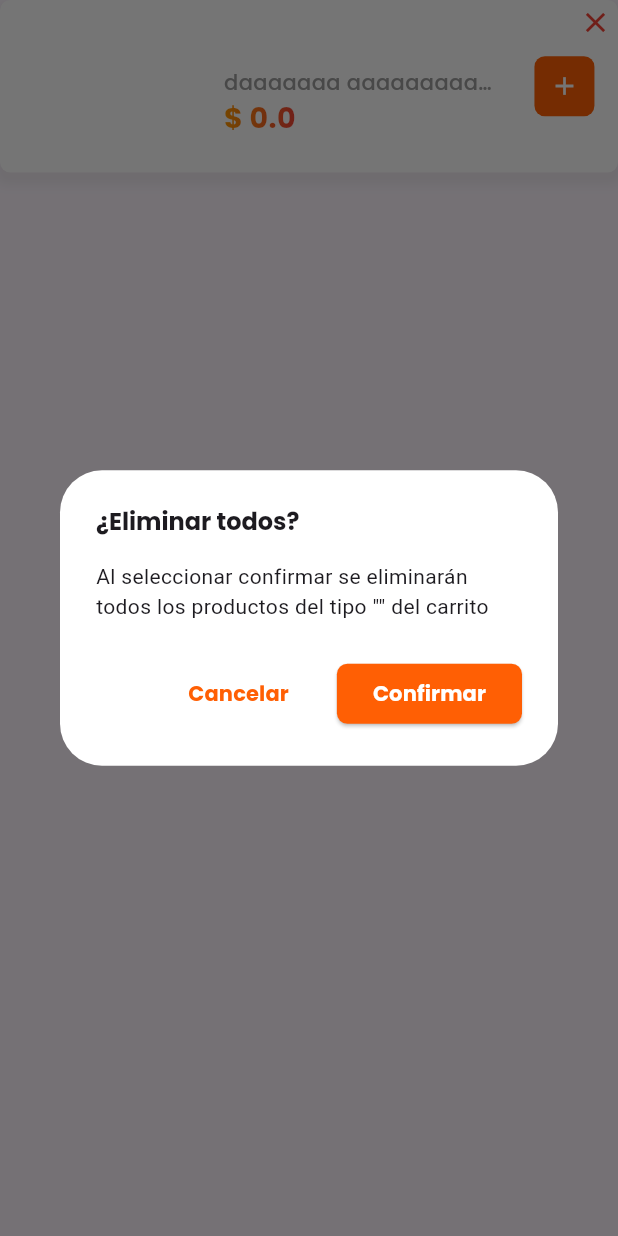
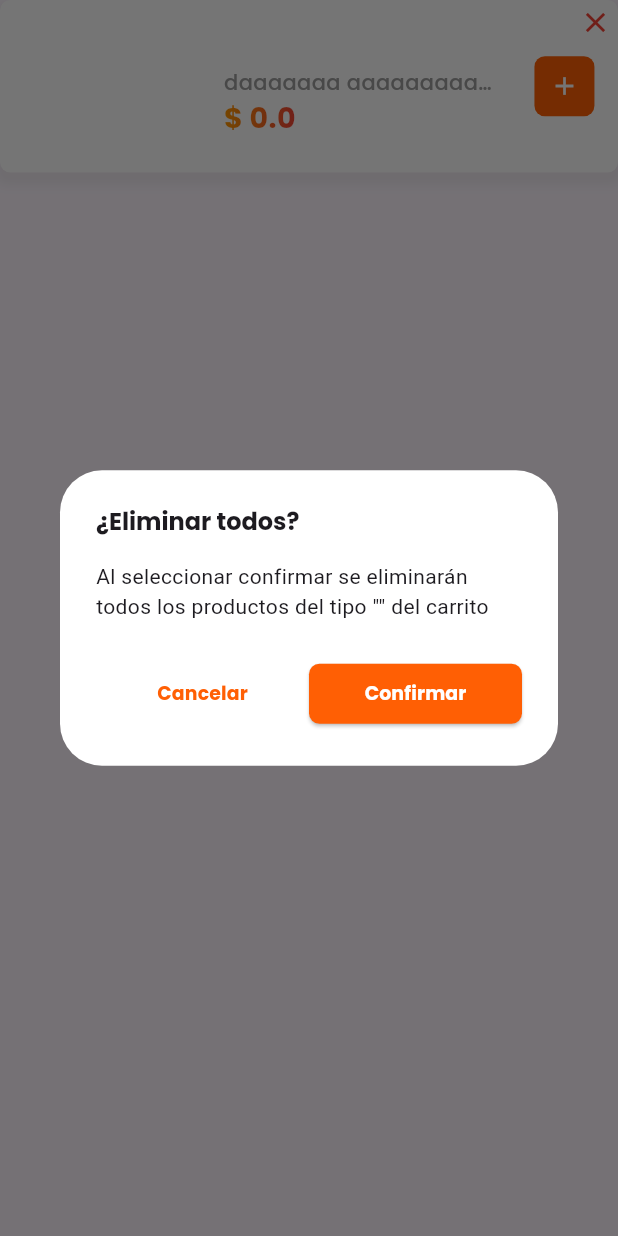
Before and after one commit to BomeLoL/easyorder, a Flutter app: the ProductCard widget shown alone on an empty page, opened directly with empty values, after a tap on the "close" icon, on a phone screen of 412 x 824 dp. Run offline on Flutter 3.47's test engine with Material 3 defaults, Android fonts, the phone set to English and light mode, and no system bars; our stand-ins replace flutter_spinkit, gap, google_fonts; missing offline and left inert: dart:ffi, flutter_barcode_scanner, mongo_dart; network calls fail.

Commit message:
refactor: Popup text on Product Card modified

```diff
--- a/lib/views/Widgets/Product_card.dart
+++ b/lib/views/Widgets/Product_card.dart
@@ -216,7 +216,10 @@ class ProductCard extends StatelessWidget {
                             content: Text(
                                 'Al seleccionar confirmar se eliminarán todos los productos del tipo "${producto.nombreProducto}" del carrito'),
                             actions: [
-                              ElevatedButton(
+                              Row(
+                                children: [
+                                  Expanded(
+                                    child: ElevatedButton(
                                         style: ElevatedButton.styleFrom(
                                             backgroundColor: Colors.transparent,
                                             shadowColor: Colors.transparent,
@@ -232,8 +235,12 @@ class ProductCard extends StatelessWidget {
                                           style: GoogleFonts.poppins(
                                             color: const Color.fromRGBO(255, 95, 4, 1),
                                             fontWeight: FontWeight.bold),
+                                            textScaler: TextScaler.linear(0.9),
+
                                           )),
-                              ElevatedButton(
+                                  ),
+                                  Expanded(
+                                    child: ElevatedButton(
                                       style: ElevatedButton.styleFrom(
                                           backgroundColor:
                                               const Color.fromRGBO(255, 95, 4, 1),
@@ -250,7 +257,11 @@ class ProductCard extends StatelessWidget {
                                         style: GoogleFonts.poppins(
                                             color: Colors.white,
                                             fontWeight: FontWeight.bold),
+                                            textScaler: TextScaler.linear(0.9),
                                       ),
+                                    ),
+                                  ),
+                                ],
                               ),
                             ]);
                       },
```
Lines whose indentation alone changed are shown as unchanged.
